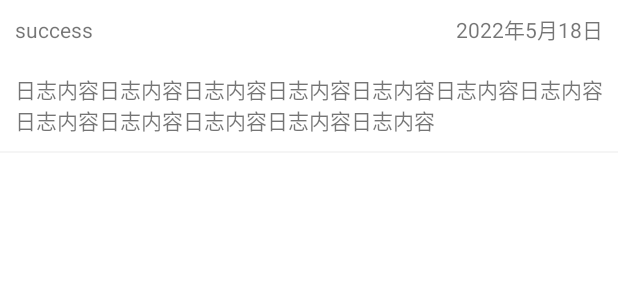
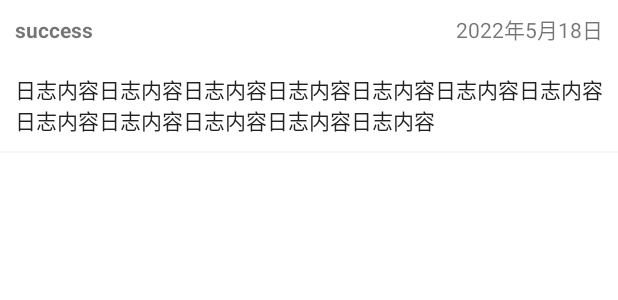
Before and after one commit to Larissa-x/LoggerTools, an Android app: the layout rv_item_home.xml on its own in the app's theme, with its tools: preview values and no code run, on a phone screen of 412 x 824 dp. Shown: the top 300 px of the screen. Run offline under Robolectric (Android 15) with nearby library versions, the phone set to English and light mode, and no system bars; network calls fail.

Commit message:
首页数据展示

```diff
--- a/lib_core/src/main/res/layout/rv_item_home.xml
+++ b/lib_core/src/main/res/layout/rv_item_home.xml
@@ -10,13 +10,14 @@
         android:gravity="center_vertical">
 
         <TextView
-            android:id="@+id/tv_state"
+            android:id="@+id/tv_level"
             android:layout_width="0dp"
             android:layout_height="wrap_content"
             android:layout_weight="1"
             android:padding="10dp"
             android:text="success"
-            android:textSize="14sp" />
+            android:textSize="14sp"
+            android:textStyle="bold" />
 
         <TextView
             android:id="@+id/tv_date"
@@ -34,7 +35,8 @@
         android:ellipsize="end"
         android:maxLines="2"
         android:padding="10dp"
-        android:text="日志内容日志内容日志内容日志内容日志内容日志内容日志内容日志内容日志内容日志内容日志内容日志内容" />
+        android:text="日志内容日志内容日志内容日志内容日志内容日志内容日志内容日志内容日志内容日志内容日志内容日志内容"
+        android:textColor="@color/app_color_black" />
 
     <View
         android:layout_width="match_parent"
```
Also changed, not shown: lib_core/src/main/java/com/qlcd/loggertools/database/entity/ApiEntity.kt (added, +25 -0 lines), lib_core/src/main/java/com/qlcd/loggertools/ui/home/HomeActivity.kt (+13 -4 lines), lib_core/src/main/res/layout/activity_log_detail.xml (+4 -3 lines).
